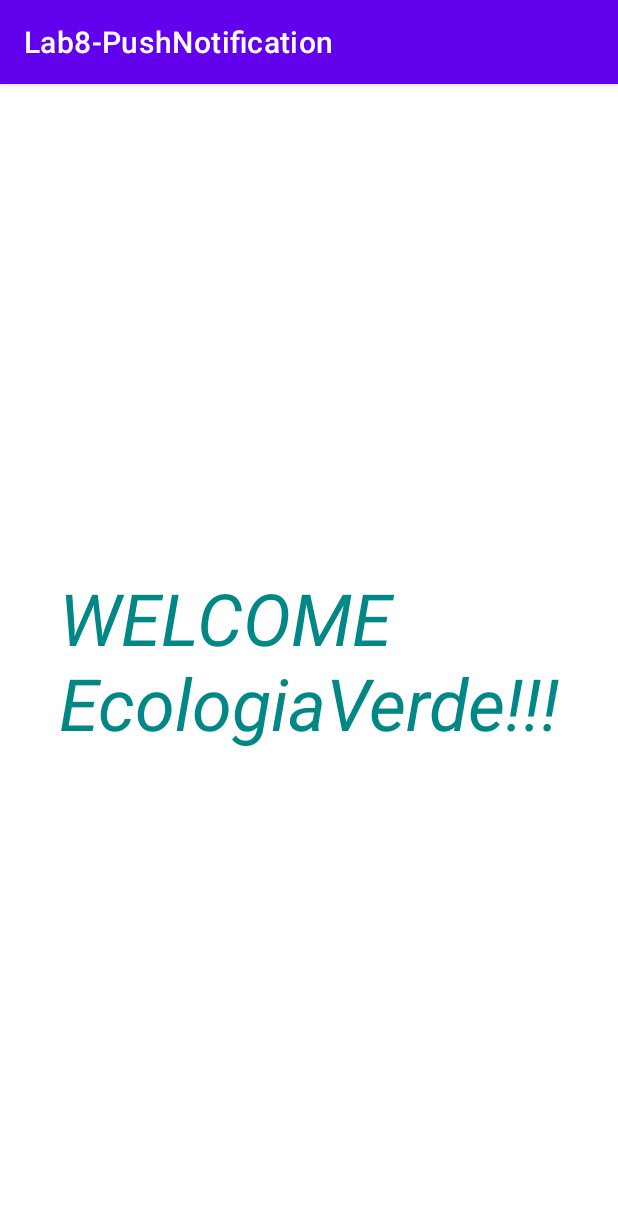
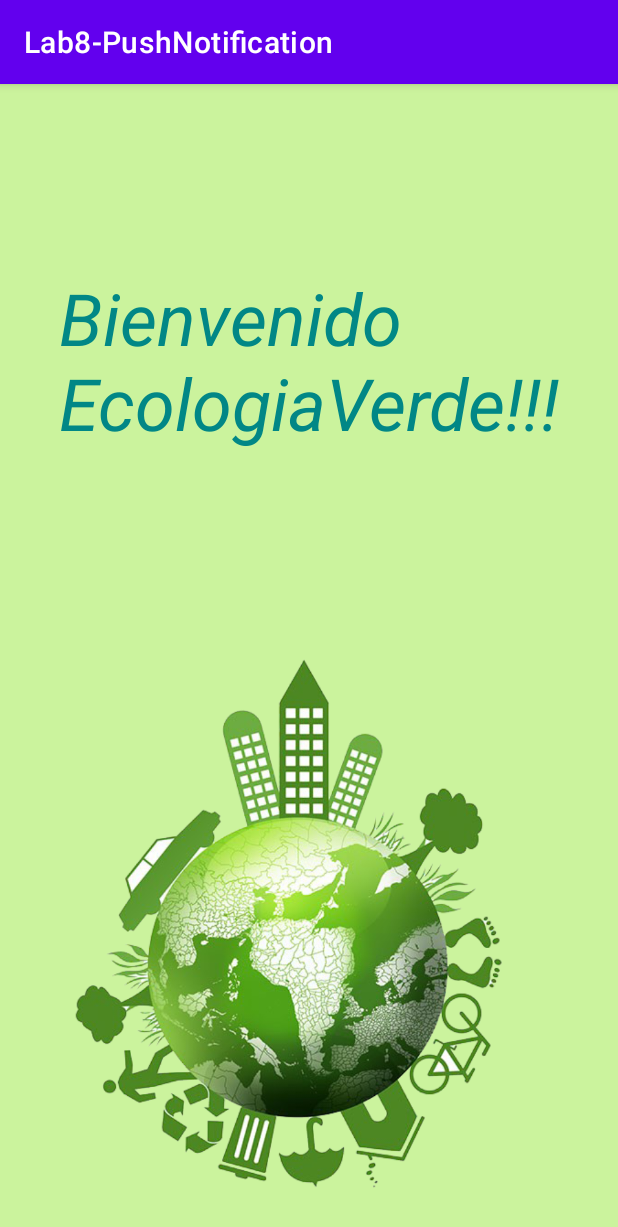
Before and after one commit to lizette5/danp-lab8, an Android app: the screen it shows after launch (MainActivity), on a phone screen of 412 x 824 dp. Shown: the top 1227 px of the screen. Run offline under Robolectric (Android 15) with nearby library versions, the light colour scheme and no system bars.

Commit message:
cambios en la vista

```diff
--- a/app/src/main/res/layout/activity_main.xml
+++ b/app/src/main/res/layout/activity_main.xml
@@ -4,18 +4,28 @@
     xmlns:tools="http://schemas.android.com/tools"
     android:layout_width="match_parent"
     android:layout_height="match_parent"
+    android:background="#CBF39D"
     tools:context=".MainActivity">
 
     <TextView
         android:layout_width="wrap_content"
         android:layout_height="wrap_content"
-        android:text="WELCOME\nEcologiaVerde!!!"
+        android:text="Bienvenido\nEcologiaVerde!!!"
+        android:textColor="@color/teal_700"
         android:textSize="48dp"
-        android:textColor="@color/teal_700"
         android:textStyle="italic"
-        app:layout_constraintBottom_toBottomOf="parent"
+        app:layout_constraintBottom_toTopOf="@+id/imageView"
         app:layout_constraintEnd_toEndOf="parent"
         app:layout_constraintStart_toStartOf="parent"
         app:layout_constraintTop_toTopOf="parent" />
 
+    <ImageView
+        android:id="@+id/imageView"
+        android:layout_width="408dp"
+        android:layout_height="400dp"
+        app:layout_constraintBottom_toBottomOf="parent"
+        app:layout_constraintStart_toStartOf="parent"
+        app:srcCompat="@drawable/logo" />
+
+
 </androidx.constraintlayout.widget.ConstraintLayout>
```
Also changed, not shown: app/src/main/res/drawable/logo.png (added).
